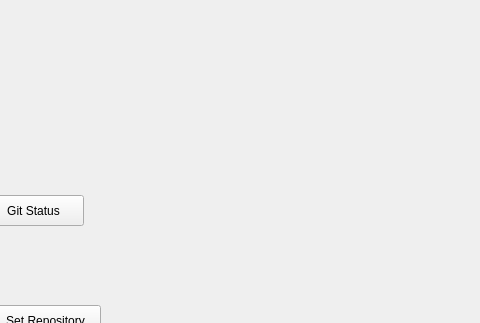
Above: src/ui/mainwindow.ui from Joimar/Proto_Git_GUI before the change; both pictures show x 320 to 800 and y 0 to 323 of the 800 by 600 pixel window. Below: the same form after it.
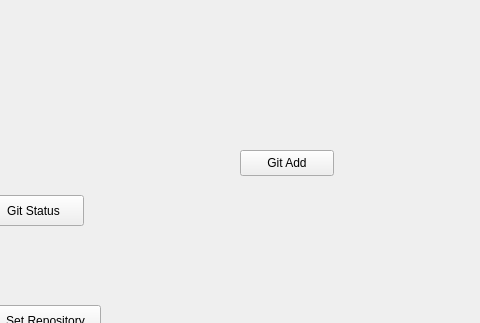
That is the form after the change.

Commit message:
Criado um aquivo UI para a tela de git add
Falta elaborar melhor como ela vai ficar

Diff of the .ui file:
```diff
--- a/src/ui/mainwindow.ui
+++ b/src/ui/mainwindow.ui
@@ -40,6 +40,19 @@
      <string>Set Repository</string>
     </property>
    </widget>
+   <widget class="QPushButton" name="gitAdd">
+    <property name="geometry">
+     <rect>
+      <x>560</x>
+      <y>150</y>
+      <width>94</width>
+      <height>26</height>
+     </rect>
+    </property>
+    <property name="text">
+     <string>Git Add</string>
+    </property>
+   </widget>
   </widget>
   <widget class="QMenuBar" name="menubar">
    <property name="geometry">
```
The commit also changes 7 other files.
